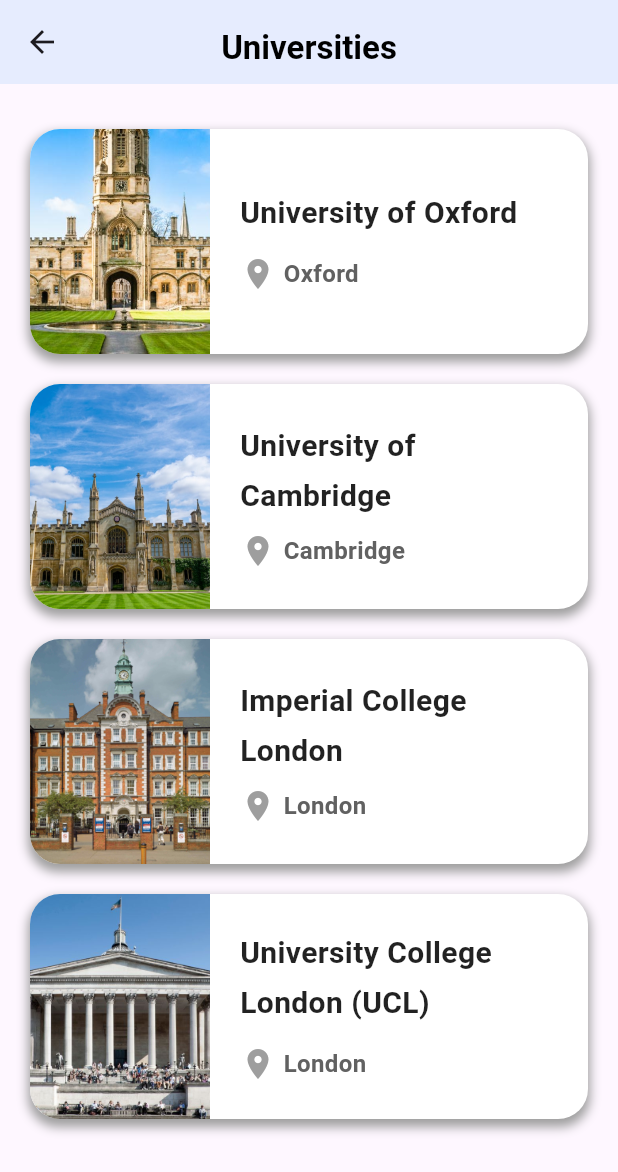
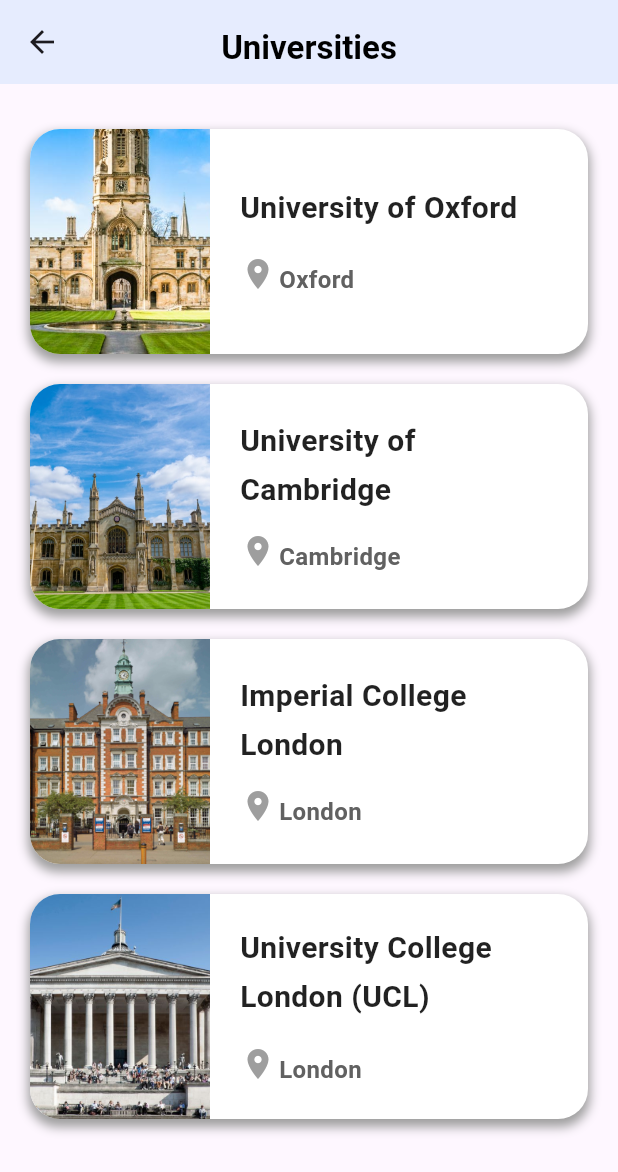
Before and after one commit to H-R-S/GuideWay, a Flutter app: the UniversitiesScreen screen opened by its route, on a phone screen of 412 x 824 dp. Shown: the top 1172 px of the screen. Run offline on Flutter 3.47's test engine with Material 2 defaults, Android fonts, the phone set to English and light mode, and no system bars; our stand-ins replace camera, google_fonts, google_maps_flutter, permission_handler, shared_preferences; accounts and stored records are empty.

Commit message:
Widget UI Updated | ImageContainer Widget

```diff
--- a/lib/view/widgets/image_container/image_container.dart
+++ b/lib/view/widgets/image_container/image_container.dart
@@ -63,11 +63,14 @@ class ImageContainer extends StatelessWidget {
                                       children: [
                                         const Icon(Icons.location_on,
                                             color: Colors.grey),
-                                        const SizedBox(width: 5),
-                                        Text(city ?? "",
-                                            style: style.copyWith(
-                                                color: Colors.grey.shade700,
-                                                fontSize: 16))
+                                        const SizedBox(width: 2),
+                                        Padding(
+                                            padding:
+                                                const EdgeInsets.only(top: 8),
+                                            child: Text(city ?? "",
+                                                style: style.copyWith(
+                                                    color: Colors.grey.shade700,
+                                                    fontSize: 16)))
                                       ])
                               ])))
                 ]))));
```
